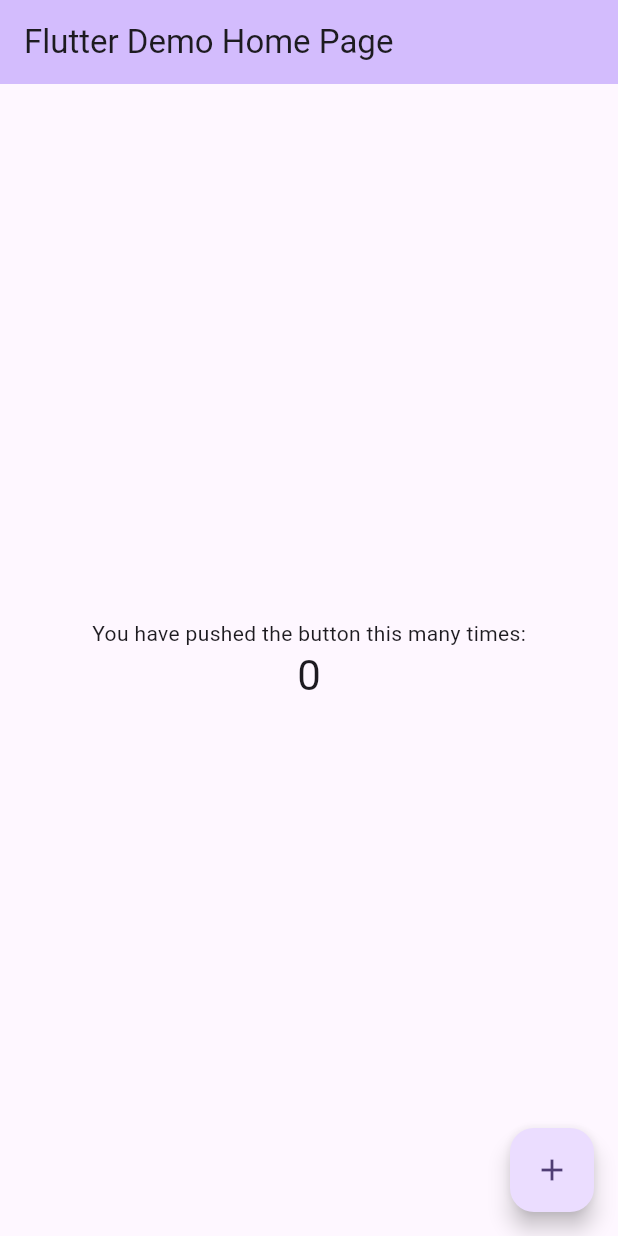
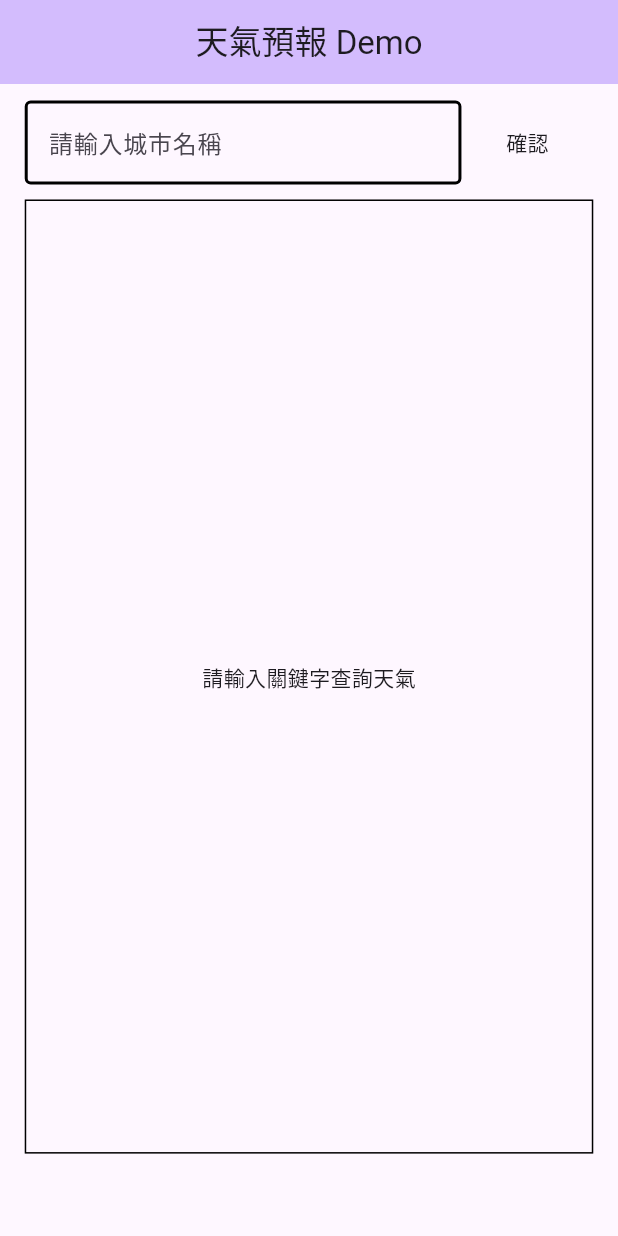
Before and after one commit to Owen-Fu/flutter_homework, a Flutter app: the screen it shows after launch, on a phone screen of 412 x 824 dp. Run offline on Flutter 3.47's test engine with Material 3 defaults, Android fonts, the phone set to English and light mode, and no system bars; our stand-ins replace dio, flutter_riverpod, flutter_screenutil, loading_animation_widget.

Commit message:
add widget

```diff
--- a/lib/Config/Config.dart
+++ b/lib/Config/Config.dart
@@ -1,5 +1,5 @@
 class Config {
-  static final Config _ins = Config(weatherKey: "");
+  static final Config _ins = Config(weatherKey: "CWA-DD3776C7-1275-4C4A-BC63-C9CA8F50826F");
 
   Config({this.weatherKey = ''});
 
--- a/lib/Tool/Net/requester.dart
+++ b/lib/Tool/Net/requester.dart
@@ -1,4 +1,3 @@
-import 'dart:developer';
 import 'dart:io';
 
 import 'package:dio/dio.dart';
--- a/lib/Weather/Model/RestDatastoreNormalModel.dart
+++ b/lib/Weather/Model/RestDatastoreNormalModel.dart
@@ -136,6 +136,9 @@ class RestDatastoreNormalRecordsLocationWeatherElementTime {
 class RestDatastoreNormalRecordsLocationWeatherElementTimeParameter {
   String? parameterName;
   String? parameterValue;
+  String? parameterUnit;
+
+  String? get getData => parameterValue ?? parameterUnit;
 
   RestDatastoreNormalRecordsLocationWeatherElementTimeParameter();
 
--- a/lib/Weather/Service/weather_service.dart
+++ b/lib/Weather/Service/WeatherService.dart
@@ -4,7 +4,8 @@ import 'package:flutter_homework/Tool/Net/requester.dart';
 import 'package:flutter_homework/Weather/Model/RestDatastoreNormalModel.dart';
 
 class WeatherService {
-  Future<RestDatastoreNormalModel?> getWeatherNormal() {
-    return Requester.ins.get(Api.restDatastoreNormal, parameters: {'Authorization': Config.ins.weatherKey});
+  Future<RestDatastoreNormalModel?> getWeatherNormal({String? cityName}) {
+    return Requester.ins
+        .get(Api.restDatastoreNormal, parameters: {'Authorization': Config.ins.weatherKey, 'locationName': cityName});
   }
 }
--- /dev/null
+++ b/lib/Weather/View/WeatherComponent/WeatherInit.dart
@@ -0,0 +1,10 @@
+import 'package:flutter/cupertino.dart';
+
+class WeatherInit extends StatelessWidget {
+  const WeatherInit({super.key});
+
+  @override
+  Widget build(BuildContext context) {
+    return const Center(child: Text('請輸入關鍵字查詢天氣'));
+  }
+}
--- /dev/null
+++ b/lib/Weather/View/WeatherSearchPage.dart
@@ -0,0 +1,106 @@
+import 'package:flutter/material.dart';
+import 'package:flutter_homework/Weather/View/WeatherComponent/WeatherError.dart';
+import 'package:flutter_homework/Weather/View/WeatherComponent/WeatherInit.dart';
+import 'package:flutter_homework/Weather/View/WeatherComponent/WeatherLoading.dart';
+import 'package:flutter_homework/Weather/View/WeatherComponent/WeatherResult.dart';
+import 'package:flutter_homework/Weather/ViewModel/WeatherViewModel.dart';
+import 'package:flutter_riverpod/flutter_riverpod.dart';
+import 'package:flutter_screenutil/flutter_screenutil.dart';
+
+class WeatherSearchPage extends ConsumerStatefulWidget {
+  const WeatherSearchPage({super.key});
+
+  @override
+  ConsumerState<WeatherSearchPage> createState() => _WeatherSearchPageState();
+}
+
+class _WeatherSearchPageState extends ConsumerState<WeatherSearchPage> {
+  late WeatherViewModel _viewModel;
+  final TextEditingController _cityTextController = TextEditingController();
+  final FocusNode _cityFocusNode = FocusNode();
+
+  @override
+  void initState() {
+    super.initState();
+    _viewModel = ref.read(weatherViewModel.notifier);
+  }
+
+  @override
+  Widget build(BuildContext context) {
+    ref.watch(weatherViewModel);
+    return GestureDetector(
+      onTap: () {
+        _cityFocusNode.unfocus();
+      },
+      child: Container(
+          padding: const EdgeInsets.fromLTRB(15, 10, 15, 50).w,
+          child: Column(
+            children: [
+              _searchWidget(),
+              const SizedBox(height: 10),
+              Expanded(
+                  child: Container(
+                      decoration: BoxDecoration(border: Border.all()),
+                      child: _resultWidget(_viewModel.weatherPageState)))
+            ],
+          )),
+    );
+  }
+
+  Widget _searchWidget() {
+    return Row(
+      children: [
+        Expanded(
+          child: TextField(
+            focusNode: _cityFocusNode,
+            decoration: const InputDecoration(
+              hintText: "請輸入城市名稱",
+              enabledBorder: OutlineInputBorder(
+                borderSide: BorderSide(width: 2, color: Colors.black), //<-- SEE HERE
+              ),
+              focusedBorder: OutlineInputBorder(
+                borderSide: BorderSide(width: 2, color: Colors.red),
+              ),
+            ),
+            controller: _cityTextController,
+            onChanged: (text) {
+              _viewModel.city = text;
+            },
+            onSubmitted: (value) => _search(),
+          ),
+        ),
+        GestureDetector(
+          onTap: () => _search(),
+          child: SizedBox(
+              width: 80.w,
+              child: const Center(
+                child: Text('確認'),
+              )),
+        )
+      ],
+    );
+  }
+
+  Widget _resultWidget(WeatherPageState weatherPageState) {
+    switch (weatherPageState) {
+      case WeatherPageState.init:
+        return const WeatherInit();
+      case WeatherPageState.loading:
+        return const WeatherLoading();
+      case WeatherPageState.result:
+        return const WeatherResult();
+      case WeatherPageState.error:
+        return WeatherError(type: _viewModel.errorType);
+    }
+  }
+
+  void _search() {
+    _cityFocusNode.unfocus();
+    if (!_viewModel.searchKey.contains(_viewModel.city) && _viewModel.city.replaceAll(' ', '').isNotEmpty) {
+      _viewModel.setInputError();
+      return;
+    }
+    _viewModel.setLoadingState();
+    _viewModel.getWeatherData(cityName: _viewModel.city);
+  }
+}
--- a/lib/main.dart
+++ b/lib/main.dart
@@ -1,14 +1,13 @@
-import 'dart:developer';
-
 import 'package:flutter/material.dart';
-import 'package:flutter_homework/Tool/Net/http_response.dart';
 import 'package:flutter_homework/Tool/Net/requester.dart';
-import 'package:flutter_homework/Weather/Service/weather_service.dart';
-
+import 'package:flutter_riverpod/flutter_riverpod.dart';
+import 'package:flutter_screenutil/flutter_screenutil.dart';
+import 'Weather/View/WeatherSearchPage.dart';
 import 'generated/json/base/json_convert_content.dart';
 
 void main() {
-  runApp(const MyApp());
+  WidgetsFlutterBinding.ensureInitialized();
+  runApp(const ProviderScope(child: MyApp()));
 }
 
 class MyApp extends StatelessWidget {
@@ -17,7 +16,13 @@ class MyApp extends StatelessWidget {
   // This widget is the root of your application.
   @override
   Widget build(BuildContext context) {
-    return MaterialApp(
+    return ScreenUtilInit(
+      minTextAdapt: true,
+      splitScreenMode: true,
+      designSize: const Size(375, 667),
+      builder: (BuildContext context, Widget? child) {
+        return GestureDetector(
+          child: MaterialApp(
             title: 'Flutter Demo',
             theme: ThemeData(
               // This is the theme of your application.
@@ -38,7 +43,10 @@ class MyApp extends StatelessWidget {
               colorScheme: ColorScheme.fromSeed(seedColor: Colors.deepPurple),
               useMaterial3: true,
             ),
-      home: const MyHomePage(title: 'Flutter Demo Home Page'),
+            home: const MyHomePage(title: '天氣預報 Demo'),
+          ),
+        );
+      },
     );
   }
 }
@@ -62,8 +70,6 @@ class MyHomePage extends StatefulWidget {
 }
 
 class _MyHomePageState extends State<MyHomePage> {
-  int _counter = 0;
-
   @override
   void initState() {
     super.initState();
@@ -71,23 +77,6 @@ class _MyHomePageState extends State<MyHomePage> {
     Requester.ins.respParser = (type, response) {
       return (jsonConvert.convertFuncMap[type.toString()])?.call((response.data ?? {}));
     };
-  }
-
-  void _incrementCounter() {
-    WeatherService service = WeatherService();
-    service.getWeatherNormal().then((value) => log("api res: ${value?.toJson().toString()}")).catchError((onError) {
-      if (onError is ServerError) {
-        log("onError: ${onError.json.toString()}");
-      }
-    });
-    setState(() {
-      // This call to setState tells the Flutter framework that something has
-      // changed in this State, which causes it to rerun the build method below
-      // so that the display can reflect the updated values. If we changed
-      // _counter without calling setState(), then the build method would not be
-      // called again, and so nothing would appear to happen.
-      _counter++;
-    });
   }
 
   @override
@@ -106,42 +95,9 @@ class _MyHomePageState extends State<MyHomePage> {
         backgroundColor: Theme.of(context).colorScheme.inversePrimary,
         // Here we take the value from the MyHomePage object that was created by
         // the App.build method, and use it to set our appbar title.
-        title: Text(widget.title),
+        title: Center(child: Text(widget.title)),
       ),
-      body: Center(
-        // Center is a layout widget. It takes a single child and positions it
-        // in the middle of the parent.
-        child: Column(
-          // Column is also a layout widget. It takes a list of children and
-          // arranges them vertically. By default, it sizes itself to fit its
-          // children horizontally, and tries to be as tall as its parent.
-          //
-          // Column has various properties to control how it sizes itself and
-          // how it positions its children. Here we use mainAxisAlignment to
-          // center the children vertically; the main axis here is the vertical
-          // axis because Columns are vertical (the cross axis would be
-          // horizontal).
-          //
-          // TRY THIS: Invoke "debug painting" (choose the "Toggle Debug Paint"
-          // action in the IDE, or press "p" in the console), to see the
-          // wireframe for each widget.
-          mainAxisAlignment: MainAxisAlignment.center,
-          children: <Widget>[
-            const Text(
-              'You have pushed the button this many times:',
-            ),
-            Text(
-              '$_counter',
-              style: Theme.of(context).textTheme.headlineMedium,
-            ),
-          ],
-        ),
-      ),
-      floatingActionButton: FloatingActionButton(
-        onPressed: _incrementCounter,
-        tooltip: 'Increment',
-        child: const Icon(Icons.add),
-      ), // This trailing comma makes auto-formatting nicer for build methods.
+      body: const WeatherSearchPage(),
     );
   }
 }
--- a/pubspec.yaml
+++ b/pubspec.yaml
@@ -36,6 +36,9 @@ dependencies:
   # Use with the CupertinoIcons class for iOS style icons.
   cupertino_icons: ^1.0.2
   dio: ^5.4.0
+  flutter_riverpod: ^2.4.9
+  flutter_screenutil: ^5.9.0
+  loading_animation_widget: ^1.2.0+4
 
 dev_dependencies:
   flutter_test:
```
Also changed, not shown: lib/Weather/View/WeatherComponent/WeatherError.dart (added, +21 -0 lines), lib/Weather/View/WeatherComponent/WeatherLoading.dart (added, +16 -0 lines), lib/Weather/View/WeatherComponent/WeatherResult.dart (added, +50 -0 lines), lib/Weather/ViewModel/WeatherViewModel.dart (added, +162 -0 lines), lib/generated/json/RestDatastoreNormalModel.g.dart. Lines whose indentation alone changed are shown as unchanged.
